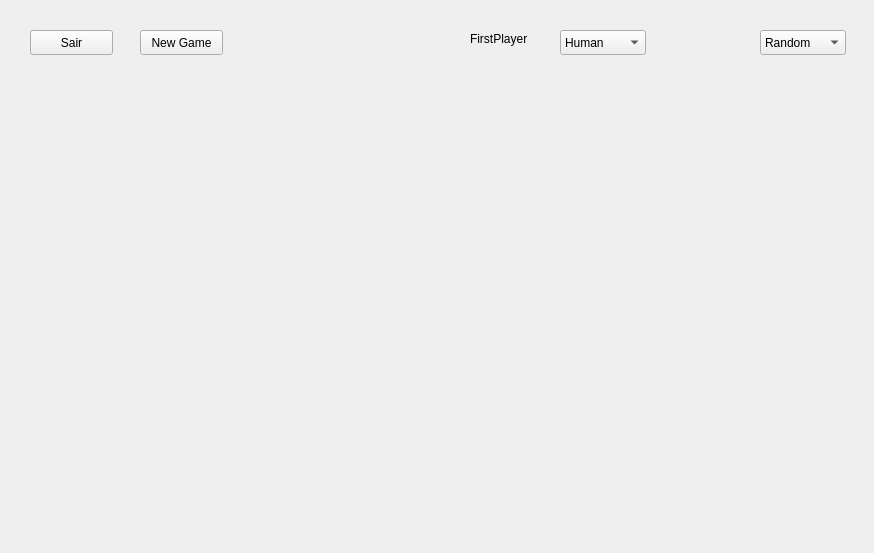
afonsonf/gamingworkout, file gamingWorkout/Produto/produto.ui: the form before one commit.
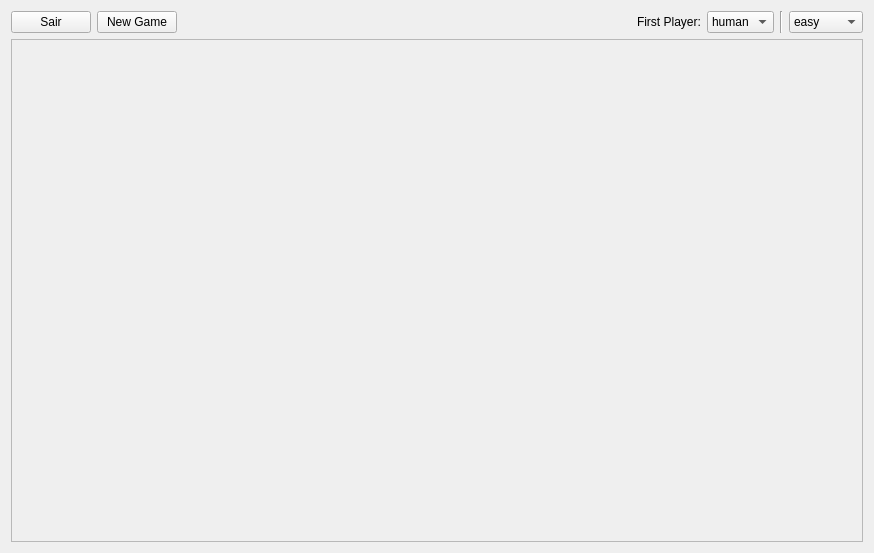
The form after the commit.

Patch:
```diff
--- a/gamingWorkout/Produto/produto.ui
+++ b/gamingWorkout/Produto/produto.ui
@@ -13,82 +13,89 @@
   <property name="windowTitle">
    <string>Form</string>
   </property>
-  <widget class="QPushButton" name="pushButton">
-   <property name="geometry">
-    <rect>
-     <x>30</x>
-     <y>30</y>
-     <width>83</width>
-     <height>25</height>
-    </rect>
-   </property>
+  <layout class="QVBoxLayout" name="verticalLayout">
+   <item>
+    <layout class="QHBoxLayout" name="horizontalLayout_2">
+     <item>
+      <widget class="QPushButton" name="sair_2">
    <property name="text">
     <string>Sair</string>
    </property>
   </widget>
+     </item>
+     <item>
   <widget class="QPushButton" name="pushButton_2">
-   <property name="geometry">
-    <rect>
-     <x>140</x>
-     <y>30</y>
-     <width>83</width>
-     <height>25</height>
-    </rect>
-   </property>
    <property name="text">
     <string>New Game</string>
    </property>
   </widget>
+     </item>
+     <item>
+      <spacer name="horizontalSpacer_7">
+       <property name="orientation">
+        <enum>Qt::Horizontal</enum>
+       </property>
+       <property name="sizeHint" stdset="0">
+        <size>
+         <width>40</width>
+         <height>20</height>
+        </size>
+       </property>
+      </spacer>
+     </item>
+     <item>
+      <widget class="QLabel" name="mensagem_2">
+       <property name="text">
+        <string/>
+       </property>
+      </widget>
+     </item>
+     <item>
+      <spacer name="horizontalSpacer_8">
+       <property name="orientation">
+        <enum>Qt::Horizontal</enum>
+       </property>
+       <property name="sizeHint" stdset="0">
+        <size>
+         <width>40</width>
+         <height>20</height>
+        </size>
+       </property>
+      </spacer>
+     </item>
+     <item>
   <widget class="QLabel" name="label">
-   <property name="geometry">
-    <rect>
-     <x>470</x>
-     <y>30</y>
-     <width>71</width>
-     <height>17</height>
-    </rect>
-   </property>
    <property name="text">
-    <string>FirstPlayer</string>
-   </property>
-  </widget>
-  <widget class="QComboBox" name="comboBox">
-   <property name="geometry">
-    <rect>
-     <x>560</x>
-     <y>30</y>
-     <width>86</width>
-     <height>25</height>
-    </rect>
-   </property>
-   <item>
-    <property name="text">
-     <string>Human</string>
-    </property>
+        <string>First Player:</string>
+       </property>
+      </widget>
    </item>
    <item>
-    <property name="text">
-     <string>Bot</string>
-    </property>
-   </item>
-  </widget>
   <widget class="QComboBox" name="comboBox_2">
-   <property name="geometry">
-    <rect>
-     <x>760</x>
-     <y>30</y>
-     <width>86</width>
-     <height>25</height>
-    </rect>
-   </property>
+       <item>
+        <property name="text">
+         <string>human</string>
+        </property>
+       </item>
    <item>
     <property name="text">
-     <string>Random</string>
-    </property>
-   </item>
+         <string>bot</string>
+        </property>
+       </item>
+      </widget>
+     </item>
    <item>
+      <widget class="Line" name="line_3">
+       <property name="orientation">
+        <enum>Qt::Vertical</enum>
+       </property>
+      </widget>
+     </item>
+     <item>
+      <widget class="QComboBox" name="comboBox">
+       <item>
     <property name="text">
-     <string>Easy</string>
+         <string>easy</string>
     </property>
    </item>
    <item>
@@ -98,10 +105,90 @@
    </item>
    <item>
     <property name="text">
-     <string>Hard</string>
-    </property>
-   </item>
-  </widget>
+         <string>hard</string>
+        </property>
+       </item>
+       <item>
+        <property name="text">
+         <string>random</string>
+        </property>
+       </item>
+      </widget>
+     </item>
+    </layout>
+   </item>
+   <item>
+    <widget class="QFrame" name="frame">
+     <property name="frameShape">
+      <enum>QFrame::StyledPanel</enum>
+     </property>
+     <property name="frameShadow">
+      <enum>QFrame::Raised</enum>
+     </property>
+     <layout class="QVBoxLayout" name="verticalLayout_3" stretch="1,4,2">
+      <item>
+       <spacer name="verticalSpacer_3">
+        <property name="orientation">
+         <enum>Qt::Vertical</enum>
+        </property>
+        <property name="sizeHint" stdset="0">
+         <size>
+          <width>20</width>
+          <height>40</height>
+         </size>
+        </property>
+       </spacer>
+      </item>
+      <item>
+       <layout class="QHBoxLayout" name="horizontalLayout_4" stretch="1,4,1">
+        <item>
+         <spacer name="horizontalSpacer_5">
+          <property name="orientation">
+           <enum>Qt::Horizontal</enum>
+          </property>
+          <property name="sizeHint" stdset="0">
+           <size>
+            <width>40</width>
+            <height>20</height>
+           </size>
+          </property>
+         </spacer>
+        </item>
+        <item>
+         <layout class="QGridLayout" name="gridLayout_2"/>
+        </item>
+        <item>
+         <spacer name="horizontalSpacer_6">
+          <property name="orientation">
+           <enum>Qt::Horizontal</enum>
+          </property>
+          <property name="sizeHint" stdset="0">
+           <size>
+            <width>40</width>
+            <height>20</height>
+           </size>
+          </property>
+         </spacer>
+        </item>
+       </layout>
+      </item>
+      <item>
+       <spacer name="verticalSpacer_4">
+        <property name="orientation">
+         <enum>Qt::Vertical</enum>
+        </property>
+        <property name="sizeHint" stdset="0">
+         <size>
+          <width>20</width>
+          <height>40</height>
+         </size>
+        </property>
+       </spacer>
+      </item>
+     </layout>
+    </widget>
+   </item>
+  </layout>
  </widget>
  <resources/>
  <connections/>
```
Left out of the diff: 2 changed lines with no effect on the pictures. Lines whose indentation alone changed are shown as unchanged.
